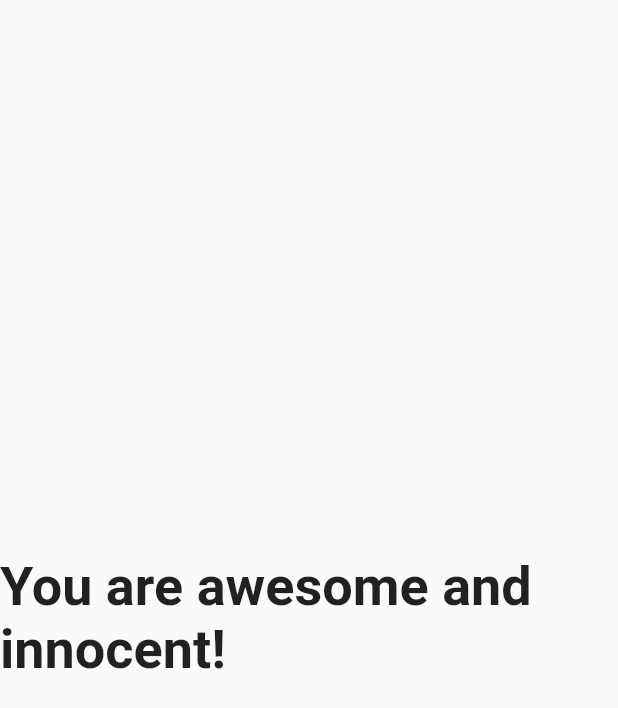
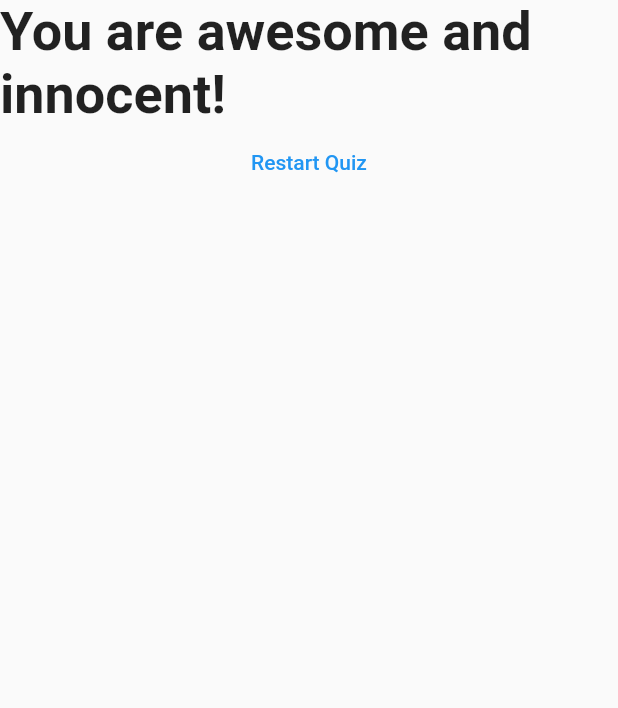
Before and after one commit to AzAbid1/flutter_app_1, a Flutter app: the Result widget shown alone on an empty page, opened directly with empty values, on a phone screen of 412 x 824 dp. Shown: the top 708 px of the screen. Run offline on Flutter 3.47's test engine with Material 2 defaults, Android fonts, the phone set to English and light mode, and no system bars.

Commit message:
added reset

```diff
--- a/lib/result.dart
+++ b/lib/result.dart
@@ -2,8 +2,9 @@ import 'package:flutter/material.dart';
 
 class Result extends StatelessWidget {
   final int resultScore;
+  final VoidCallback resetHandler;
 
-  Result(this.resultScore);
+  Result(this.resultScore, this.resetHandler);
 
   String get resultPhrase {
     var resultText = 'You did it';
@@ -22,9 +23,14 @@ class Result extends StatelessWidget {
   @override
   Widget build(BuildContext context) {
     return Center(
-      child: Text(
-        resultPhrase,
-        style: TextStyle(fontSize: 36, fontWeight: FontWeight.bold),
+      child: Column(
+        children: [
+          Text(
+            resultPhrase,
+            style: TextStyle(fontSize: 36, fontWeight: FontWeight.bold),
+          ),
+          TextButton(onPressed: resetHandler, child: Text('Restart Quiz')),
+        ],
       ),
     );
   }
```
Also changed, not shown: lib/main.dart (+9 -1 lines).
